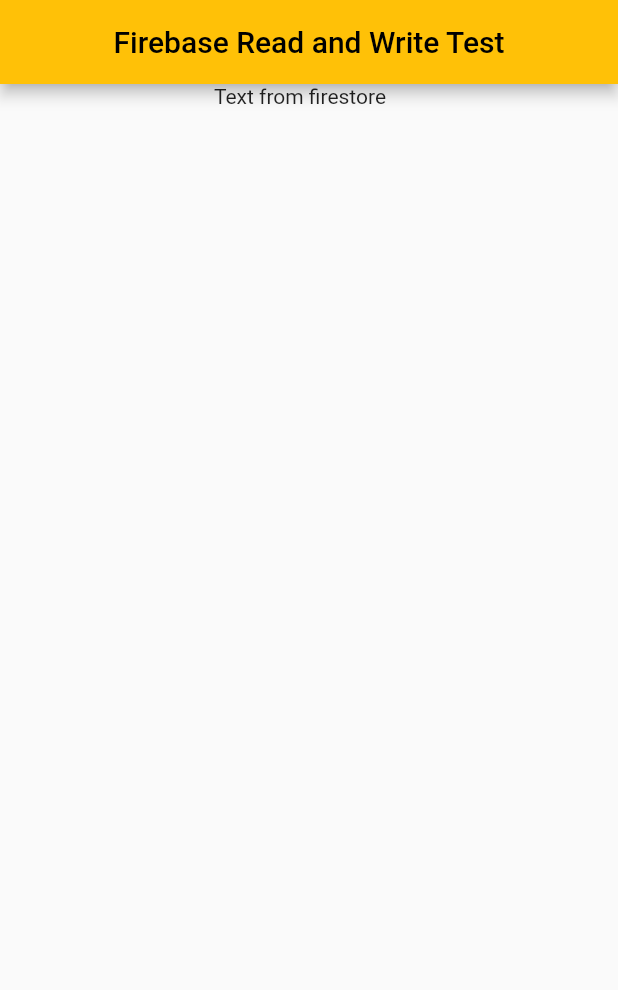
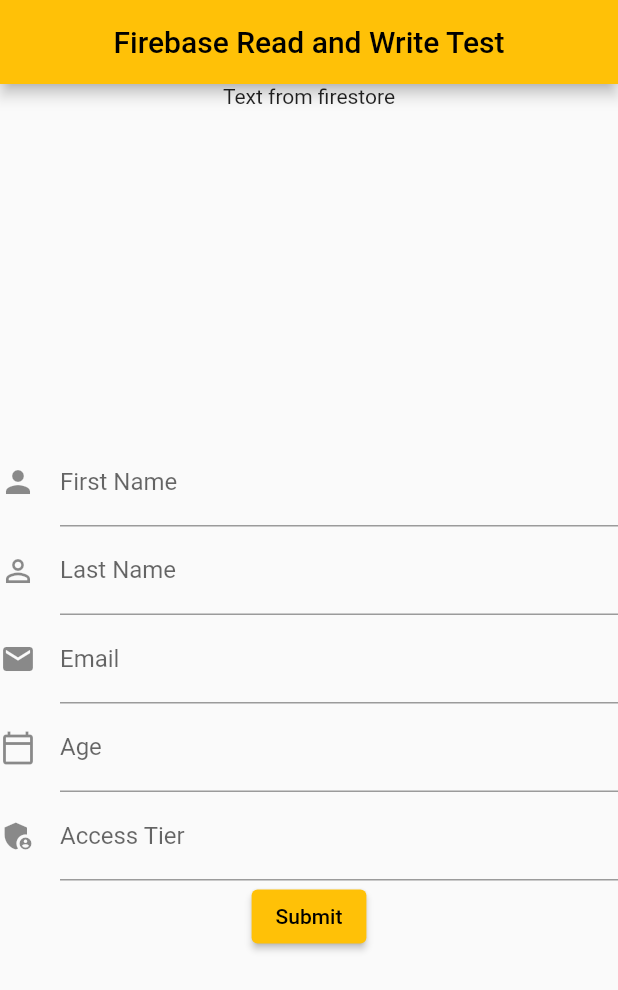
Before and after one commit to Snickledap/EcotoneApp, a Flutter app: the TextPage screen opened directly, on a phone screen of 412 x 824 dp. Shown: the top 990 px of the screen. Run offline on Flutter 3.47's test engine with Material 2 defaults, Android fonts, the phone set to English and light mode, and no system bars; our stand-ins replace cloud_firestore, firebase_core, sizer; missing offline and left inert: flutter_custom_cards; accounts and stored records are empty.

Commit message:
added a submit button to submit data to firestore database

```diff
--- a/lib/routes/login/FireStore_testing.dart
+++ b/lib/routes/login/FireStore_testing.dart
@@ -1,6 +1,7 @@
 import 'package:flutter/material.dart';
 import 'package:firebase_core/firebase_core.dart';
 import 'package:cloud_firestore/cloud_firestore.dart';
+import 'dart:async';
 
 Future <void> main() async{
   WidgetsFlutterBinding.ensureInitialized();
@@ -36,18 +37,18 @@
             Text('Text from firestore'),
             Padding(padding: EdgeInsets.all(10)),
             Container(
-              height: 500,
-              width: 400,
+              height: 200,
+              width: 300,
               child: StreamBuilder<QuerySnapshot>(
                 stream: User,
                 builder:(BuildContext context,
                     AsyncSnapshot<QuerySnapshot> snapshot
                     ) {
                   if (snapshot.hasError){
-                    return Text('Something with Text is wrong');
+                    return const Text('Something with the Text is wrong');
                   }
                   if (snapshot.connectionState == ConnectionState.waiting){
-                    return Text('Loading Text...');
+                    return const Text('Loading Text...');
                   }
 
                   final data = snapshot.requireData;
@@ -56,20 +57,154 @@
                       itemCount: data.size,
                       itemBuilder: (context, index) {
                         return Text(
-                            'Hello ${data.docs[index]['First Name']} '
-                                '${data.docs[index]['Last Name']} '
+                            'Hello ${data.docs[index]['First_Name']} '
+                                '${data.docs[index]['Last_Name']} '
                                 'this is my ${data.docs[index]['Email']} '
                                 'and I am ${data.docs[index]['Age']}'
-                                ' My Access Tier is ${data.docs[index]['Access Tier']}');
+                                ' My Access Tier is ${data.docs[index]['Access_Tier']}',
+                        textAlign: TextAlign.center,
+                        style: TextStyle(
+                          fontSize: 12
+                        ),);
                       }
                   );
                 },
               ),
             ),
-
+            CustomForm(),
           ],
         )
       ),
     );
   }
 }
+
+class CustomForm extends StatefulWidget{
+  @override
+  CustomFormState createState() {
+    return CustomFormState();
+}
+}
+
+class CustomFormState extends State<CustomForm>{
+  final _formKey = GlobalKey<FormState>();
+  var First_Name = '';
+  var Last_Name = '';
+  var Email = '';
+  var Age = 0 ;
+  var Access_Tier = 0;
+
+  @override
+  Widget build(BuildContext context){
+    CollectionReference User = FirebaseFirestore.instance.collection('User');
+    return Form(
+        key: _formKey,
+      child: Column(
+        crossAxisAlignment: CrossAxisAlignment.start,
+        children: <Widget>[
+          TextFormField(
+            decoration: const InputDecoration(
+              icon: Icon(Icons.person),
+              hintText: 'What is Your Name?',
+              labelText: 'First Name',
+            ),
+            onChanged: (value){
+              First_Name = value;
+            },
+            validator: (value){
+              if (value == null || value.isEmpty){
+                return 'Please enter your First Name';
+              }
+              return null;
+            },
+          ),
+          TextFormField(
+            decoration: const InputDecoration(
+              icon: Icon(Icons.person_outline),
+              hintText: 'What is Your Last Name?',
+              labelText: 'Last Name',
+            ),
+            onChanged: (value){
+              Last_Name = value;
+            },
+            validator: (value){
+              if (value == null || value.isEmpty){
+                return 'Please enter your Last Name';
+              }
+              return null;
+            },
+          ),
+          TextFormField(
+            decoration: const InputDecoration(
+              icon: Icon(Icons.email),
+              hintText: 'What is Your Email?',
+              labelText: 'Email',
+            ),
+            onChanged: (value){
+              Email = value;
+            },
+            validator: (value){
+              if (value == null || value.isEmpty){
+                return 'Please enter your Email';
+              }
+              return null;
+            },
+          ),
+          TextFormField(
+            decoration: const InputDecoration(
+              icon: Icon(Icons.calendar_today_outlined),
+              hintText: 'How old are you?',
+              labelText: 'Age',
+            ),
+            onChanged: (value){
+              Age = int.parse(value);
+            },
+            validator: (value){
+              if (value == null || value.isEmpty){
+                return 'Please enter your Age';
+              }
+              return null;
+            },
+          ),
+          TextFormField(
+            decoration: const InputDecoration(
+              icon: Icon(Icons.admin_panel_settings),
+              hintText: 'What access tier are you',
+              labelText: 'Access Tier',
+            ),
+            onChanged: (value){
+              Access_Tier = int.parse(value);
+            },
+            validator: (value){
+              if (value == null || value.isEmpty){
+                return 'Please enter your Access Tier';
+              }
+              return null;
+            },
+          ),
+          Center(
+            child: ElevatedButton(
+              onPressed: (){
+                if (_formKey.currentState!.validate()){
+                  ScaffoldMessenger.of(context).showSnackBar(
+                    const SnackBar(content: Text('Adding Your Data to the Cloud FireStore'),
+                    )
+                  );
+                  User.add({'First_Name': First_Name,
+                            'Last_Name': Last_Name,
+                            'Email': Email,
+                            'Age': Age,
+                            'Access_Tier': Access_Tier})
+                            .then((value) => print('User Data Saved'))
+                            .catchError((error) => print('Something went wrong and was not able to add user;$error'));
+                }
+              },
+              child: const Text('Submit'),
+            ),
+          ),
+        ],
+        )
+    );
+  }
+
+}
```
